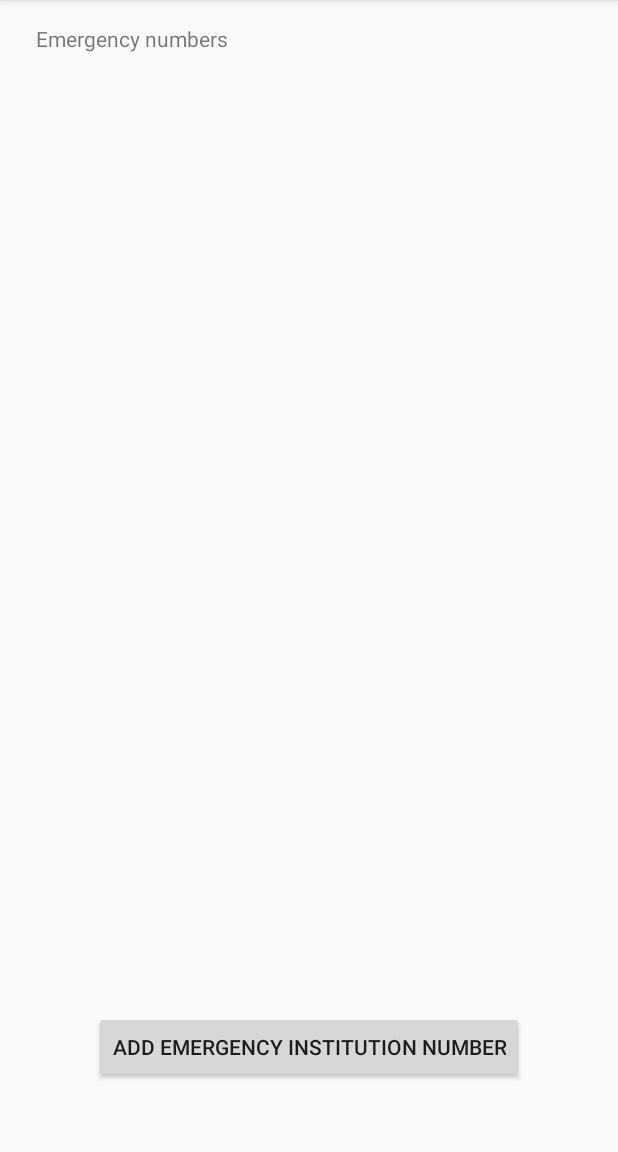
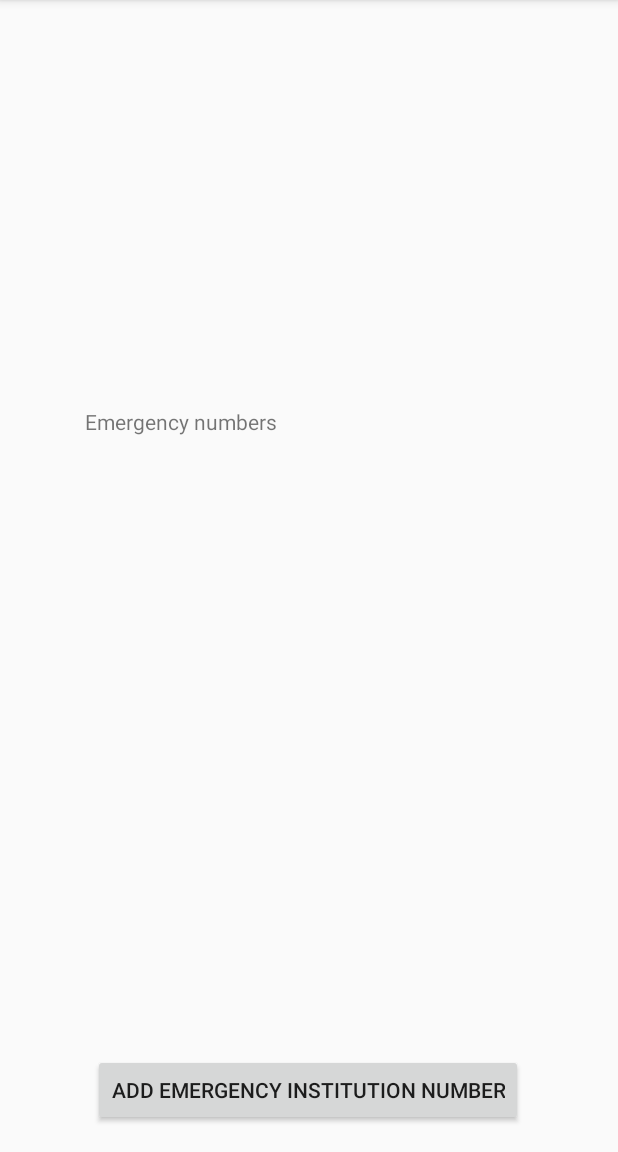
Before and after one commit to Rafa3094/HelpMe, an Android app: the screen it shows after launch (MainActivity), in the side drawer, after a tap on "Institutions", on a phone screen of 412 x 824 dp, the part 84-1236 px from its top. Run offline under Robolectric (Android 15) with nearby library versions, the phone set to English and light mode, and no system bars.

Commit message:
Se ajusta botón ADD EMERGENCY INSTITUTION NUMBER en módulo de llamadas para que no se corte en la pantalla

```diff
--- a/app/src/main/res/layout/fragment_institutions.xml
+++ b/app/src/main/res/layout/fragment_institutions.xml
@@ -7,50 +7,71 @@
     tools:context=".Fragments.InstitutionsFragment">
 
     <!-- TODO: Update blank fragment layout -->
-    <TextView
-        android:id="@+id/a"
-        android:layout_width="match_parent"
-        android:layout_height="match_parent" />
 
     <ListView
         android:id="@+id/emergency_list"
-        android:layout_width="405dp"
-        android:layout_height="481dp"
+        android:layout_width="394dp"
+        android:layout_height="400dp"
+        android:layout_marginStart="8dp"
+        android:layout_marginEnd="8dp"
+        app:layout_constraintBottom_toTopOf="@+id/lboton"
+        app:layout_constraintEnd_toEndOf="parent"
+        app:layout_constraintHorizontal_bias="0.483"
+        app:layout_constraintStart_toStartOf="parent" />
+
+    <android.support.constraint.ConstraintLayout
+        android:id="@+id/lboton"
+        android:layout_width="wrap_content"
+        android:layout_height="61dp"
+        android:layout_marginStart="8dp"
+        android:layout_marginBottom="12dp"
+        app:layout_constraintBottom_toBottomOf="parent"
+        app:layout_constraintEnd_toEndOf="parent"
+        app:layout_constraintHorizontal_bias="0.454"
+        app:layout_constraintStart_toStartOf="parent">
+
+        <Button
+            android:id="@+id/button"
+            android:layout_width="wrap_content"
+            android:layout_height="wrap_content"
+            android:layout_marginStart="8dp"
             android:layout_marginTop="8dp"
+            android:layout_marginEnd="8dp"
             android:layout_marginBottom="8dp"
-        app:layout_constraintBottom_toBottomOf="@+id/a"
-        app:layout_constraintEnd_toEndOf="@+id/a"
-        app:layout_constraintStart_toStartOf="@+id/a"
-        app:layout_constraintTop_toTopOf="@+id/a"
-        app:layout_constraintVertical_bias="0.51" />
+            android:text="Add emergency institution number"
+            app:layout_constraintBottom_toBottomOf="parent"
+            app:layout_constraintEnd_toEndOf="parent"
+            app:layout_constraintHorizontal_bias="1.0"
+            app:layout_constraintStart_toStartOf="parent"
+            app:layout_constraintTop_toTopOf="parent"
+            app:layout_constraintVertical_bias="0.0" />
+    </android.support.constraint.ConstraintLayout>
+
+    <android.support.constraint.ConstraintLayout
+        android:id="@+id/lcabeza"
+        android:layout_width="399dp"
+        android:layout_height="wrap_content"
+        android:layout_marginStart="8dp"
+        android:layout_marginTop="8dp"
+        android:layout_marginEnd="8dp"
+        app:layout_constraintBottom_toTopOf="@+id/emergency_list"
+        app:layout_constraintEnd_toEndOf="parent"
+        app:layout_constraintHorizontal_bias="1.0"
+        app:layout_constraintStart_toStartOf="parent"
+        app:layout_constraintTop_toTopOf="parent"
+        app:layout_constraintVertical_bias="1.0">
 
         <TextView
             android:id="@+id/textView9"
             android:layout_width="134dp"
             android:layout_height="23dp"
-        android:layout_marginStart="24dp"
+            android:layout_marginStart="52dp"
             android:layout_marginTop="8dp"
-        android:layout_marginEnd="8dp"
             android:text="Emergency numbers"
             app:layout_constraintBottom_toBottomOf="parent"
-        app:layout_constraintEnd_toEndOf="@+id/a"
-        app:layout_constraintHorizontal_bias="0.0"
             app:layout_constraintStart_toStartOf="parent"
             app:layout_constraintTop_toTopOf="parent"
-        app:layout_constraintVertical_bias="0.011" />
-
-    <Button
-        android:id="@+id/button"
-        android:layout_width="wrap_content"
-        android:layout_height="wrap_content"
-        android:layout_marginStart="32dp"
-        android:layout_marginTop="8dp"
-        android:layout_marginEnd="32dp"
-        android:layout_marginBottom="8dp"
-        android:text="Add emergency institution number"
-        app:layout_constraintBottom_toBottomOf="@+id/a"
-        app:layout_constraintEnd_toEndOf="parent"
-        app:layout_constraintStart_toStartOf="parent"
-        app:layout_constraintTop_toBottomOf="@+id/emergency_list" />
+            app:layout_constraintVertical_bias="1.0" />
+    </android.support.constraint.ConstraintLayout>
 
 </android.support.constraint.ConstraintLayout>
```
Lines whose indentation alone changed are shown as unchanged.
